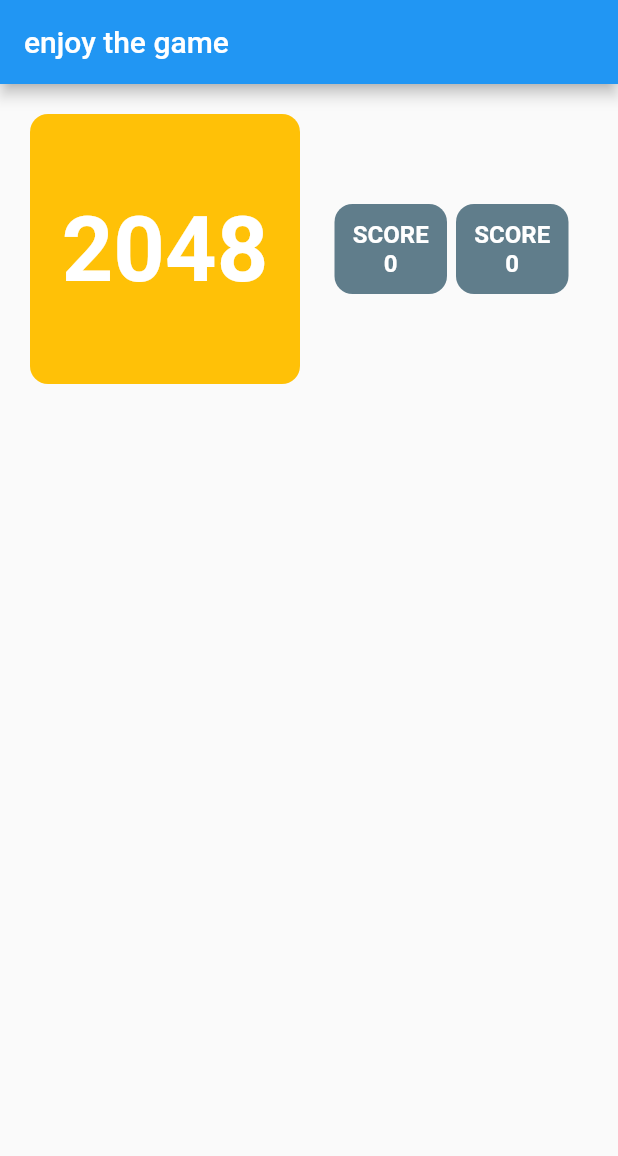
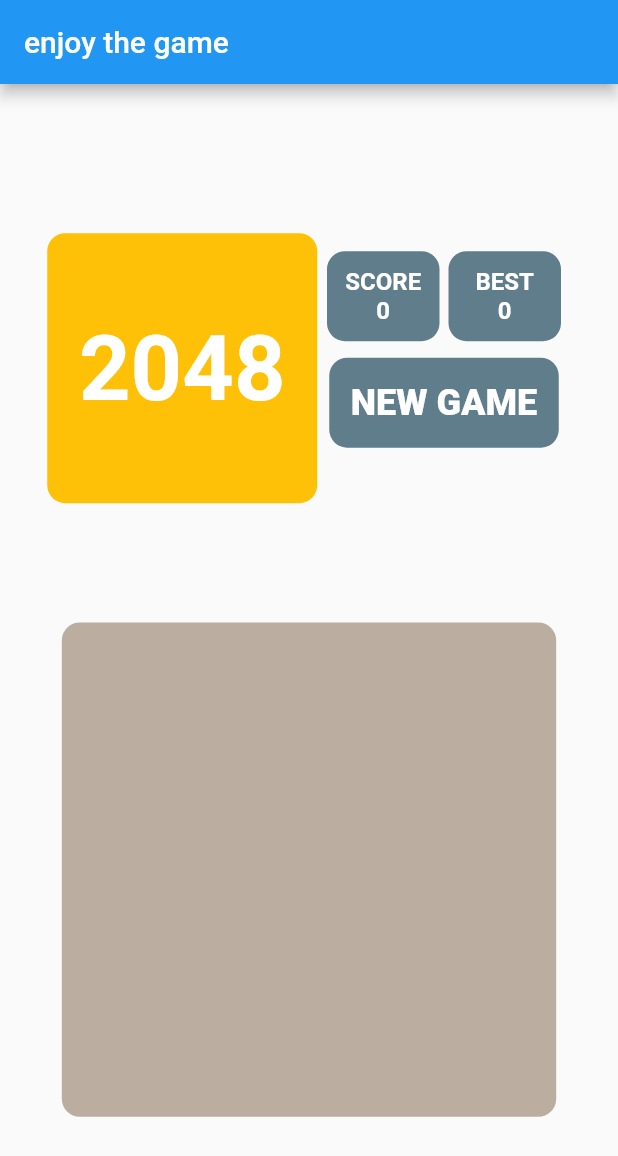
Before and after one commit to Isrothy/TwentyFortyEight_Flutter, a Flutter app: the screen it shows after launch, after a tap on "NEW GAME", on a phone screen of 412 x 824 dp. Shown: the top 1156 px of the screen. Run offline on Flutter 3.47's test engine with Material 2 defaults, Android fonts, the phone set to English and light mode, and no system bars.

Commit message:
create gameBoardView and TileView

```diff
--- /dev/null
+++ b/lib/views/game_screen/game_board_view.dart
@@ -0,0 +1,36 @@
+import 'package:flutter/material.dart';
+
+class EmptyGameBoard extends StatelessWidget {
+  const EmptyGameBoard({Key? key}) : super(key: key);
+
+  static const backGroundColor = Color(0xFFbbada0);
+
+  @override
+  Widget build(BuildContext context) {
+    var screenSize = MediaQuery.of(context).size;
+    return SizedBox(
+      height: screenSize.width * 0.8,
+      width: screenSize.width * 0.8,
+      child: Container(
+        decoration: BoxDecoration(
+          color: backGroundColor,
+          borderRadius: BorderRadius.circular(12),
+          shape: BoxShape.rectangle,
+        ),
+      ),
+    );
+  }
+}
+
+class GameBoardView extends StatelessWidget {
+  const GameBoardView({Key? key}) : super(key: key);
+
+  @override
+  Widget build(BuildContext context) {
+    return Stack(
+      children: const [
+        EmptyGameBoard(),
+      ],
+    );
+  }
+}
--- a/lib/views/game_screen/game_screen.dart
+++ b/lib/views/game_screen/game_screen.dart
@@ -1,8 +1,11 @@
 import 'package:flutter/material.dart';
 import 'package:provider/provider.dart';
 import 'package:twenty_forty_eight/models/game_board.dart';
+import 'package:twenty_forty_eight/views/game_screen/new_game_button.dart';
 import 'package:twenty_forty_eight/views/game_screen/score_box.dart';
 import 'package:twenty_forty_eight/views/game_screen/twenty_forty_eight_image.dart';
+
+import 'game_board_view.dart';
 
 class GameScreen extends StatelessWidget {
   GameScreen({Key? key}) : super(key: key);
@@ -19,8 +22,10 @@ class GameScreen extends StatelessWidget {
           ),
           body: Center(
             child: Column(
+              mainAxisAlignment: MainAxisAlignment.spaceEvenly,
               children: [
                 Row(
+                  mainAxisAlignment: MainAxisAlignment.center,
                   children: [
                     const TwentyFortyEightImage(),
                     Column(
@@ -33,13 +38,15 @@ class GameScreen extends StatelessWidget {
                                 score: gameBoard.getScore(),
                               ),
                             ),
-                            const ScoreBox(text: "SCORE", score: 0),
+                            const ScoreBox(text: "BEST", score: 0),
                           ],
                         ),
+                        const NewGameButton(),
                       ],
                     )
                   ],
-                )
+                ),
+                const GameBoardView(),
               ],
             ),
           ),
--- /dev/null
+++ b/lib/views/game_screen/new_game_button.dart
@@ -0,0 +1,31 @@
+import 'package:flutter/material.dart';
+
+class NewGameButton extends StatelessWidget {
+  const NewGameButton({Key? key}) : super(key: key);
+
+  @override
+  Widget build(BuildContext context) {
+    return TextButton(
+      onPressed: null,
+      child: Container(
+        height: 60,
+        width: 153,
+        decoration: BoxDecoration(
+          color: Colors.blueGrey,
+          borderRadius: BorderRadius.circular(12),
+          shape: BoxShape.rectangle,
+        ),
+        child: const Center(
+          child: Text(
+            "NEW GAME",
+            style: TextStyle(
+              fontSize: 24,
+              fontWeight: FontWeight.w800,
+              color: Colors.white,
+            ),
+          ),
+        ),
+      ),
+    );
+  }
+}
--- a/lib/views/game_screen/twenty_forty_eight_image.dart
+++ b/lib/views/game_screen/twenty_forty_eight_image.dart
@@ -9,7 +9,7 @@ class TwentyFortyEightImage extends StatelessWidget {
       height: 180,
       width: 180,
       padding: const EdgeInsets.all(16),
-      margin: const EdgeInsets.all(20),
+      margin: const EdgeInsets.only(top: 20),
       decoration: BoxDecoration(
         color: Colors.amber,
         borderRadius: BorderRadius.circular(12),
```
Also changed, not shown: lib/views/game_screen/tile_view.dart (added, +122 -0 lines).
